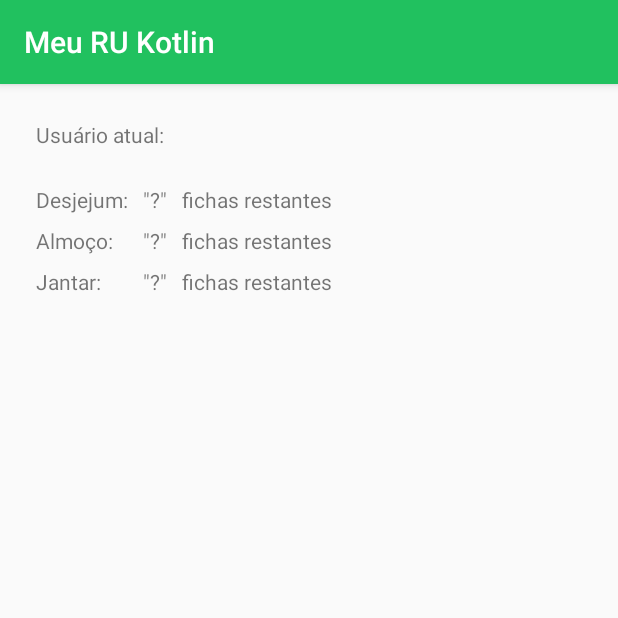
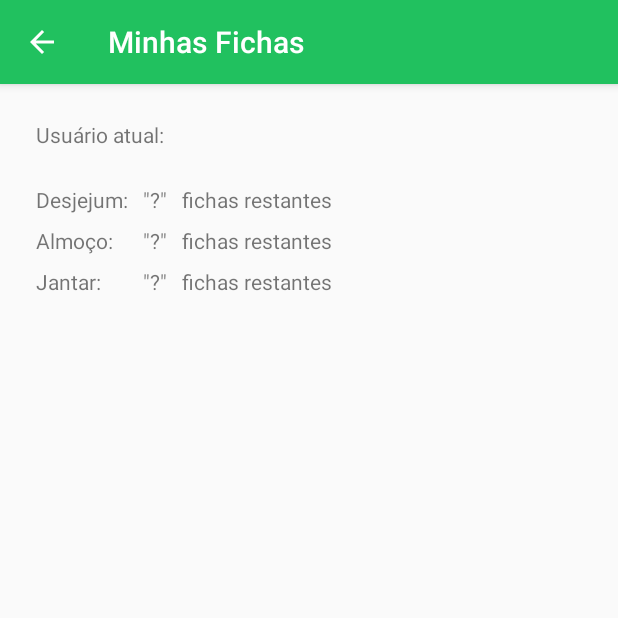
Before and after one commit to assuncaofelipe/RU, an Android app: the FichasRefeicaoActivity screen opened directly, with no data from a screen before it, on a phone screen of 412 x 824 dp, the top half of it. Run offline under Robolectric (Android 15) with nearby library versions, the phone set to English and light mode, and no system bars; our stand-ins replace Firebase (no records; nobody signed in at launch, a user with empty details on screens opened directly); libraries missing offline, so code that uses them is left out: io.grpc.okhttp.

Commit message:
Ajustes da Toolbar

```diff
--- a/app/src/main/AndroidManifest.xml
+++ b/app/src/main/AndroidManifest.xml
@@ -20,7 +20,9 @@
             tools:ignore="LockedOrientationActivity" />
         <activity
             android:name=".FichasRefeicaoActivity"
-            android:exported="false"
+            android:exported="true"
+            android:label="@string/txt_tela_fichas"
+            android:parentActivityName=".MenuActivity"
             android:theme="@style/Theme.MeuRU"
             android:screenOrientation="portrait"
             tools:ignore="LockedOrientationActivity"/>
--- a/app/src/main/java/com/assuncao/ru/FichasRefeicaoActivity.kt
+++ b/app/src/main/java/com/assuncao/ru/FichasRefeicaoActivity.kt
@@ -20,13 +20,16 @@
         binding = ActivityFichasRefeicaoBinding.inflate(layoutInflater)
         setContentView(binding.root)
 
+        // set Arrow Back to Menu
+        supportActionBar!!.setDisplayHomeAsUpEnabled(true)
+        supportActionBar!!.setHomeAsUpIndicator(R.drawable.arrow_back)
+
         user = FirebaseAuth.getInstance()
         if (user.currentUser != null) {
             user.currentUser?.let {
                 binding.tvResultUser.text = it.email
             }
         }
-
         db = FirebaseFirestore.getInstance()
 
         // chama o ouvinte de aluno
--- /dev/null
+++ b/app/src/main/res/drawable/arrow_back.xml
@@ -0,0 +1,5 @@
+<vector android:autoMirrored="true" android:height="24dp"
+    android:tint="#FFFFFF" android:viewportHeight="24"
+    android:viewportWidth="24" android:width="24dp" xmlns:android="http://schemas.android.com/apk/res/android">
+    <path android:fillColor="@android:color/white" android:pathData="M20,11H7.83l5.59,-5.59L12,4l-8,8 8,8 1.41,-1.41L7.83,13H20v-2z"/>
+</vector>
--- a/app/src/main/res/values/strings.xml
+++ b/app/src/main/res/values/strings.xml
@@ -13,6 +13,7 @@
 
     <!-- STRING Toolbar -->
     <string name="txt_menu">Restaurante Universitário do ICET</string>
+    <string name="txt_tela_fichas">Minhas Fichas</string>
 
 
     <!-- STRING TELA LATERAL -->
```
